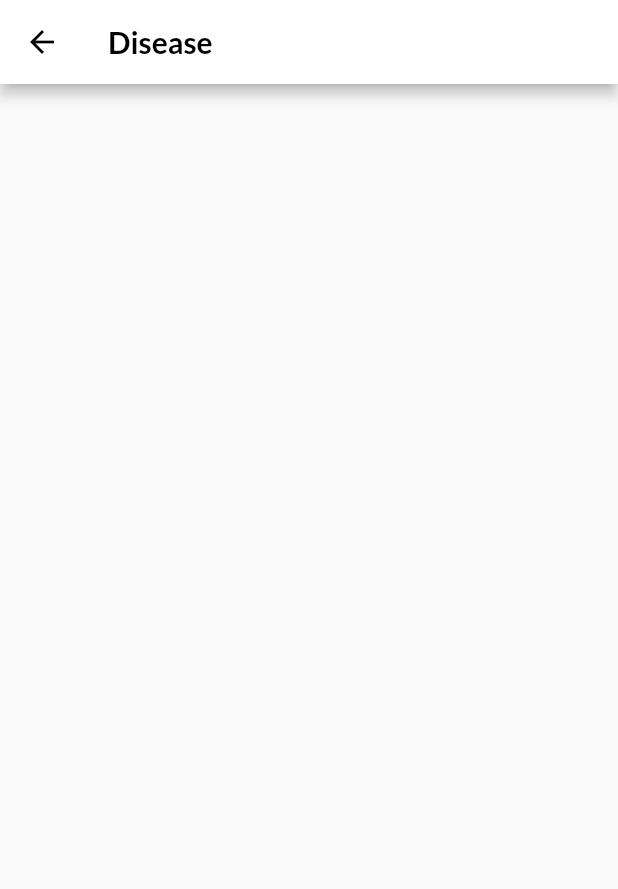
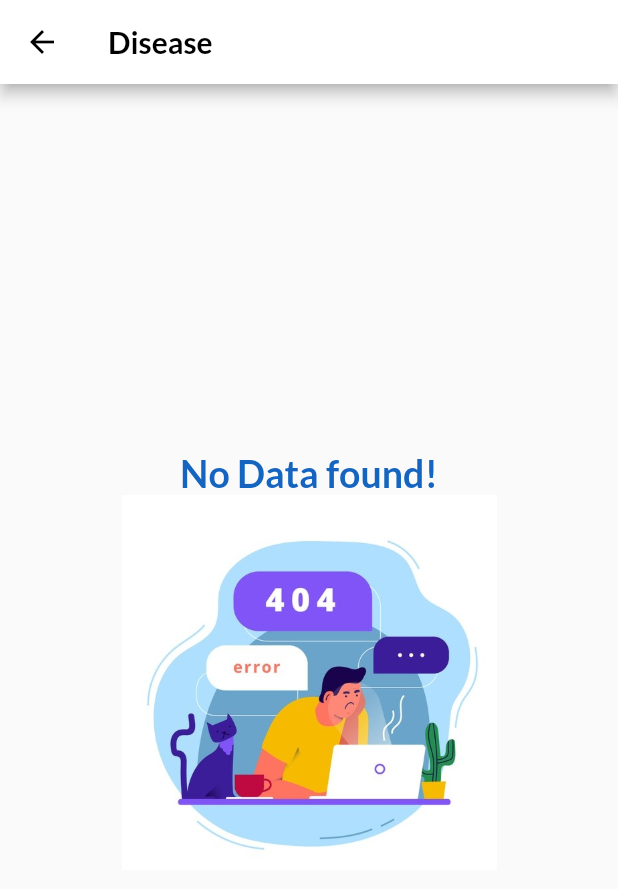
Before and after one commit to shrutintailor/health_and_doctor_appointment, a Flutter app: the Disease screen opened directly, on a phone screen of 412 x 824 dp. Shown: the top 889 px of the screen. Run offline on Flutter 3.47's test engine with Material 2 defaults, Android fonts, the light colour scheme and no system bars; our stand-ins replace carousel_slider, cloud_firestore, firebase_auth, firebase_core, flutter_icons_null_safety, flutter_tabler_icons and 4 more; accounts and stored records are empty.

Commit message:
Clear all module

```diff
--- a/lib/screens/disease.dart
+++ b/lib/screens/disease.dart
@@ -38,6 +38,31 @@ class _DiseaseState extends State<Disease> {
               if (!snapshot.hasData) {
                 return const Center(
                   child: CircularProgressIndicator(),
+                );
+              }
+              if (snapshot.data!.docs.length < 1) {
+                return Center(
+                  child: Container(
+                    child: Column(
+                      crossAxisAlignment: CrossAxisAlignment.center,
+                      mainAxisAlignment: MainAxisAlignment.center,
+                      children: [
+                        Text(
+                          'No Data found!',
+                          style: GoogleFonts.lato(
+                            color: Colors.blue[800],
+                            fontSize: 25,
+                            fontWeight: FontWeight.bold,
+                          ),
+                        ),
+                        const Image(
+                          image: AssetImage('assets/error-404.jpg'),
+                          height: 250,
+                          width: 250,
+                        ),
+                      ],
+                    ),
+                  ),
                 );
               }
               return ListView(
--- a/lib/screens/register.dart
+++ b/lib/screens/register.dart
@@ -441,9 +441,9 @@ class _RegisterState extends State<Register> {
         if (!user.emailVerified) {
           await user.sendEmailVerification();
         }
-        await user.updateProfile(displayName: _displayName.text);
+        await user.updateDisplayName(_displayName.text);
 
-        FirebaseFirestore.instance.collection('users').doc(user.uid).set({
+        await FirebaseFirestore.instance.collection('users').doc(user.uid).set({
           'name': _displayName.text,
           'birthDate': null,
           'email': user.email,
--- a/lib/screens/userProfile.dart
+++ b/lib/screens/userProfile.dart
@@ -313,13 +313,14 @@ class _UserProfileState extends State<UserProfile> {
           .collection('users')
           .doc(user.uid)
           .snapshots(),
-      builder: (context, snapshot) {
+      builder: (context, AsyncSnapshot<DocumentSnapshot> snapshot) {
         if (!snapshot.hasData) {
           return const Center(
             child: CircularProgressIndicator(),
           );
         }
-        var userData = snapshot.data as Map;
+        var userData =
+            snapshot.data!.data != null ? snapshot.data!.data() as Map : Map();
         return Container(
           alignment: Alignment.centerLeft,
           padding: const EdgeInsets.only(top: 10, left: 40),
```
Also changed, not shown: lib/firestore-data/searchList.dart (+8 -2 lines), lib/firestore-data/topRatedList.dart (+27 -1 lines), lib/firestore-data/userDetails.dart (+5 -5 lines), lib/screens/diseasedetail.dart (+25 -0 lines), lib/screens/exploreList.dart (+25 -0 lines).
